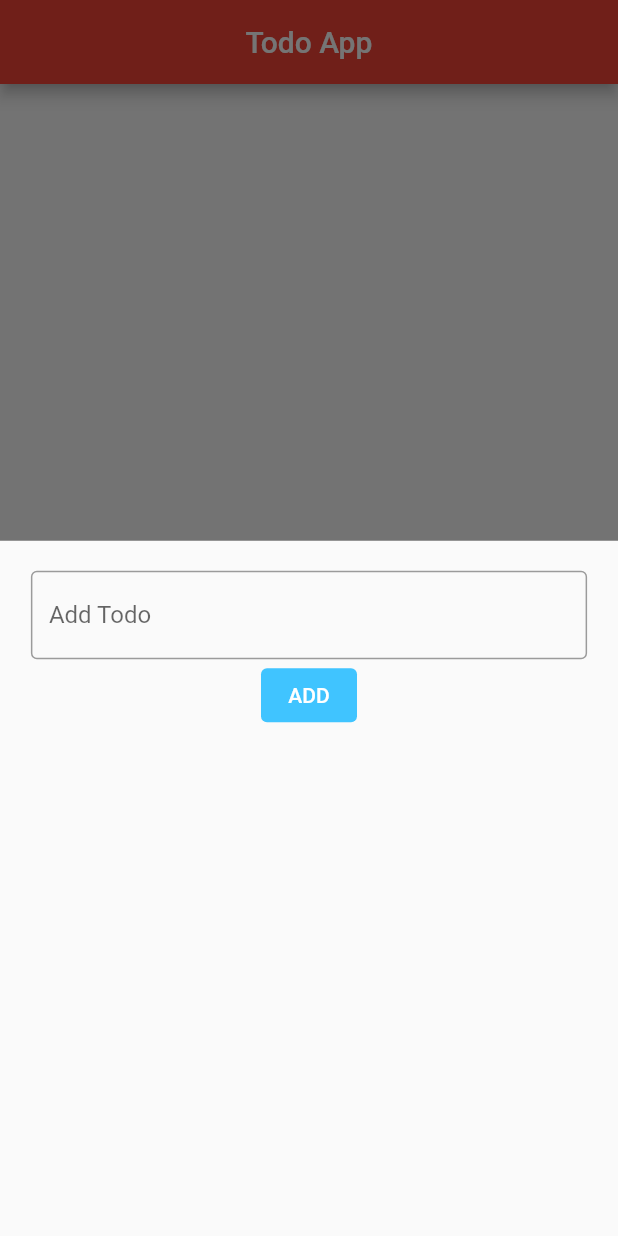
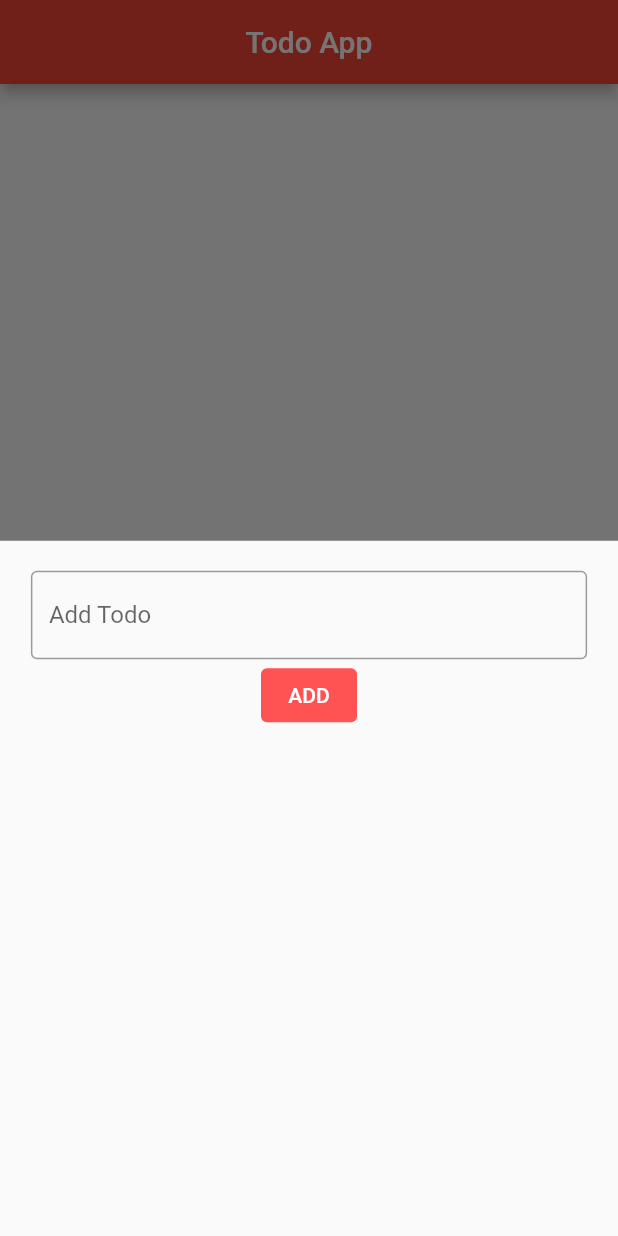
Before and after one commit to jowoiso/flutter_crud_firebase, a Flutter app: the screen it shows after launch, after a tap on the "add" icon, on a phone screen of 412 x 824 dp. Run offline on Flutter 3.47's test engine with Material 2 defaults, Android fonts, the phone set to English and light mode, and no system bars; our stand-ins replace cloud_firestore, firebase_core; accounts and stored records are empty.

Commit message:
change color update button

```diff
--- a/lib/main.dart
+++ b/lib/main.dart
@@ -114,8 +114,7 @@ showBottomSheet(
         ),
         TextButton(
             style: ButtonStyle(
-              backgroundColor:
-                  MaterialStateProperty.all(Colors.lightBlueAccent),
+              backgroundColor: MaterialStateProperty.all(Colors.redAccent),
             ),
             onPressed: () {
               // Check to see if isUpdate is true then update the value else add the value
```
